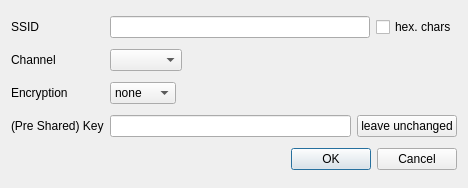
Before: the Qt Designer form qnut/adhoc.ui in dosnut/nut, drawn with Qt 5.
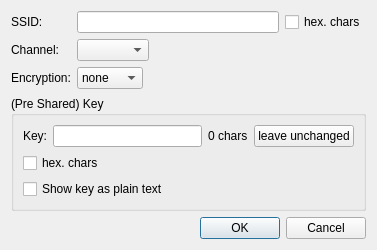
After: the same form once the commit is applied.

Commit message: [qnut/wireless] update ad-hoc config dialog

Diff of the .ui file:
```diff
--- a/qnut/adhoc.ui
+++ b/qnut/adhoc.ui
@@ -1,34 +1,39 @@
 <ui version="4.0" >
  <class>adhoc</class>
- <widget class="QDialog" name="adhoc" >
-  <property name="geometry" >
+ <widget class="QDialog" name="adhoc">
+  <property name="geometry">
    <rect>
     <x>0</x>
     <y>0</y>
-    <width>468</width>
-    <height>188</height>
+    <width>377</width>
+    <height>250</height>
    </rect>
   </property>
   <property name="windowTitle" >
    <string>Ad-hoc configuration</string>
   </property>
-  <layout class="QGridLayout" >
-   <item row="0" column="0" >
-    <widget class="QLabel" name="ssidLabel" >
-     <property name="text" >
-      <string>SSID</string>
+  <layout class="QVBoxLayout" name="verticalLayout_2">
+   <item>
+    <layout class="QFormLayout" name="formLayout">
+     <property name="fieldGrowthPolicy">
+      <enum>QFormLayout::ExpandingFieldsGrow</enum>
      </property>
-     <property name="buddy" >
+     <item row="0" column="0">
+      <widget class="QLabel" name="ssidLabel">
+       <property name="text">
+        <string>SSID:</string>
+       </property>
+       <property name="buddy">
       <cstring>ssidEdit</cstring>
      </property>
     </widget>
    </item>
-   <item row="0" column="1" >
-    <layout class="QHBoxLayout" >
+     <item row="0" column="1">
+      <layout class="QHBoxLayout" name="ssidLayout">
      <item>
-      <widget class="QLineEdit" name="ssidEdit" >
-       <property name="sizePolicy" >
-        <sizepolicy vsizetype="Fixed" hsizetype="Expanding" >
+        <widget class="QLineEdit" name="ssidEdit">
+         <property name="sizePolicy">
+          <sizepolicy hsizetype="Expanding" vsizetype="Fixed">
          <horstretch>1</horstretch>
          <verstretch>0</verstretch>
         </sizepolicy>
@@ -36,60 +41,41 @@
       </widget>
      </item>
      <item>
-      <widget class="QCheckBox" name="ssidHexCheck" >
-       <property name="text" >
+        <widget class="QCheckBox" name="ssidHexCheck">
+         <property name="text">
         <string>hex. chars</string>
        </property>
       </widget>
      </item>
     </layout>
    </item>
-   <item row="1" column="0" >
-    <widget class="QLabel" name="label" >
-     <property name="text" >
-      <string>Channel</string>
-     </property>
-     <property name="buddy" >
+     <item row="1" column="0">
+      <widget class="QLabel" name="channelLabel">
+       <property name="text">
+        <string>Channel:</string>
+       </property>
+       <property name="buddy">
       <cstring>channelCombo</cstring>
      </property>
     </widget>
    </item>
-   <item row="1" column="1" >
-    <layout class="QHBoxLayout" >
-     <item>
-      <widget class="QComboBox" name="channelCombo" />
+     <item row="1" column="1">
+      <widget class="QComboBox" name="channelCombo"/>
      </item>
-     <item>
-      <spacer>
-       <property name="orientation" >
-        <enum>Qt::Horizontal</enum>
+     <item row="2" column="0">
+      <widget class="QLabel" name="encLabel">
+       <property name="text">
+        <string>Encryption:</string>
        </property>
-       <property name="sizeHint" >
-        <size>
-         <width>271</width>
-         <height>22</height>
-        </size>
-       </property>
-      </spacer>
-     </item>
-    </layout>
-   </item>
-   <item row="2" column="0" >
-    <widget class="QLabel" name="encLabel" >
-     <property name="text" >
-      <string>Encryption</string>
-     </property>
-     <property name="buddy" >
+       <property name="buddy">
       <cstring>encCombo</cstring>
      </property>
     </widget>
    </item>
-   <item row="2" column="1" >
-    <layout class="QHBoxLayout" >
+     <item row="2" column="1">
+      <widget class="QComboBox" name="encCombo">
      <item>
-      <widget class="QComboBox" name="encCombo" >
-       <item>
-        <property name="text" >
+        <property name="text">
          <string>none</string>
         </property>
        </item>
@@ -110,37 +96,30 @@
        </item>
       </widget>
      </item>
-     <item>
-      <spacer>
-       <property name="orientation" >
-        <enum>Qt::Horizontal</enum>
-       </property>
-       <property name="sizeHint" >
-        <size>
-         <width>40</width>
-         <height>20</height>
-        </size>
-       </property>
-      </spacer>
-     </item>
     </layout>
    </item>
-   <item row="3" column="0" >
-    <widget class="QLabel" name="label_2" >
-     <property name="text" >
+   <item>
+    <widget class="QGroupBox" name="keyGroup">
+     <property name="title">
       <string>(Pre Shared) Key</string>
      </property>
-     <property name="buddy" >
+     <layout class="QVBoxLayout" name="verticalLayout">
+      <item>
+       <layout class="QHBoxLayout" name="keyLayout">
+        <item>
+         <widget class="QLabel" name="keyLabel">
+          <property name="text">
+           <string>Key:</string>
+          </property>
+          <property name="buddy">
       <cstring>pskEdit</cstring>
      </property>
     </widget>
    </item>
-   <item row="3" column="1" >
-    <layout class="QHBoxLayout" >
      <item>
-      <widget class="QLineEdit" name="pskEdit" >
-       <property name="sizePolicy" >
-        <sizepolicy vsizetype="Fixed" hsizetype="Expanding" >
+         <widget class="QLineEdit" name="pskEdit">
+          <property name="sizePolicy">
+           <sizepolicy hsizetype="Expanding" vsizetype="Fixed">
          <horstretch>0</horstretch>
          <verstretch>0</verstretch>
         </sizepolicy>
@@ -148,8 +127,15 @@
       </widget>
      </item>
      <item>
-      <widget class="QPushButton" name="pskLeaveButton" >
-       <property name="text" >
+         <widget class="QLabel" name="charCountLabel">
+          <property name="text">
+           <string>0 chars</string>
+          </property>
+         </widget>
+        </item>
+        <item>
+         <widget class="QPushButton" name="pskLeaveButton">
+          <property name="text">
         <string>leave unchanged</string>
        </property>
        <property name="checkable" >
@@ -159,13 +145,30 @@
      </item>
     </layout>
    </item>
-   <item row="4" column="0" colspan="2" >
-    <widget class="QDialogButtonBox" name="buttonBox" >
-     <property name="orientation" >
+      <item>
+       <widget class="QCheckBox" name="pskHexCheck">
+        <property name="text">
+         <string>hex. chars</string>
+        </property>
+       </widget>
+      </item>
+      <item>
+       <widget class="QCheckBox" name="showPlainPSKCheck">
+        <property name="text">
+         <string>Show key as plain text</string>
+        </property>
+       </widget>
+      </item>
+     </layout>
+    </widget>
+   </item>
+   <item>
+    <widget class="QDialogButtonBox" name="buttonBox">
+     <property name="orientation">
       <enum>Qt::Horizontal</enum>
      </property>
-     <property name="standardButtons" >
-      <set>QDialogButtonBox::Cancel|QDialogButtonBox::NoButton|QDialogButtonBox::Ok</set>
+     <property name="standardButtons">
+      <set>QDialogButtonBox::Cancel|QDialogButtonBox::Ok</set>
      </property>
     </widget>
    </item>
```
Left out of the diff: 21 changed lines with no effect on the pictures. Lines whose indentation alone changed are shown as unchanged. The commit also changes 4 other files.
